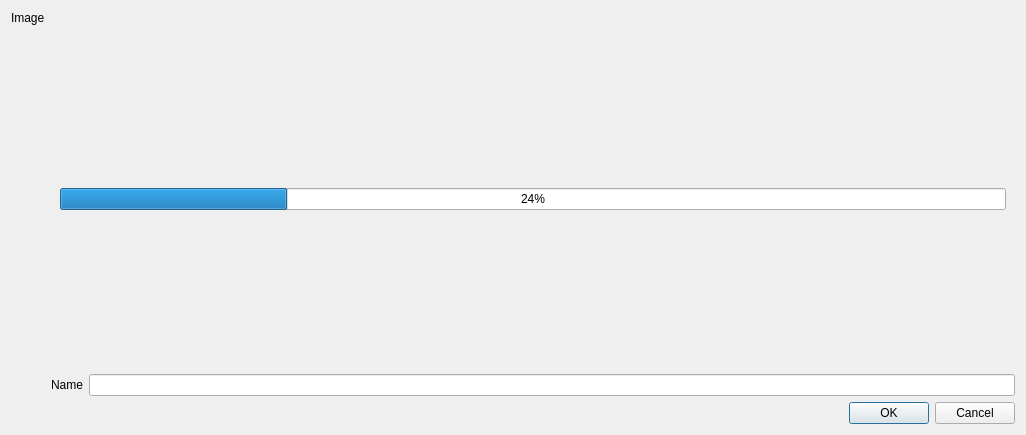
runelabs/qtcreator-plugin-ubuntu, file src/ubuntu/ubuntucreatenewchrootdialog.ui: the form before one commit.
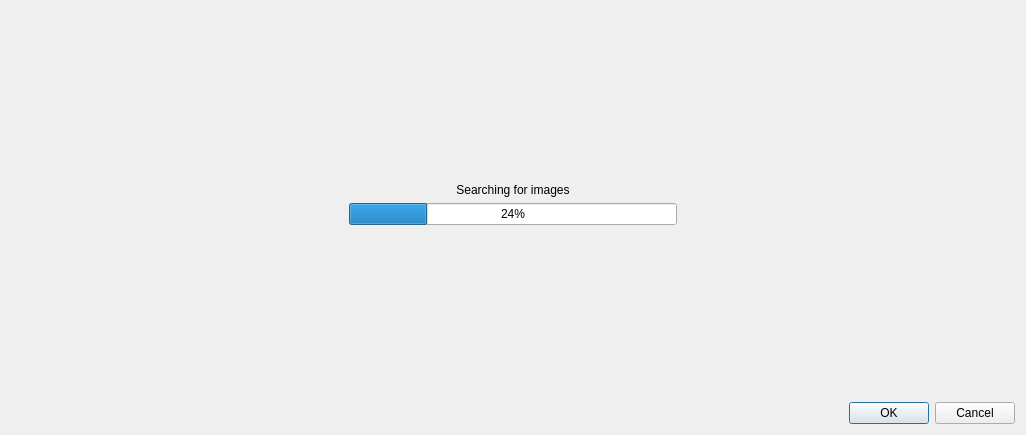
The form after the commit. The open tabs and pages were chosen to show the change. Custom widgets are drawn as their Qt base class.

Diff of the .ui file:
```diff
--- a/src/ubuntu/ubuntucreatenewchrootdialog.ui
+++ b/src/ubuntu/ubuntucreatenewchrootdialog.ui
@@ -14,44 +14,24 @@
    <string>Dialog</string>
   </property>
   <layout class="QGridLayout" name="gridLayout">
-   <item row="3" column="1" colspan="2">
-    <widget class="QDialogButtonBox" name="buttonBox">
-     <property name="orientation">
-      <enum>Qt::Horizontal</enum>
-     </property>
-     <property name="standardButtons">
-      <set>QDialogButtonBox::Cancel|QDialogButtonBox::Ok</set>
-     </property>
-    </widget>
-   </item>
-   <item row="2" column="1">
-    <widget class="QLabel" name="label_3">
-     <property name="text">
-      <string>Name</string>
-     </property>
-    </widget>
-   </item>
-   <item row="0" column="0">
-    <widget class="QLabel" name="label">
-     <property name="text">
-      <string>Image</string>
-     </property>
-     <property name="alignment">
-      <set>Qt::AlignLeading|Qt::AlignLeft|Qt::AlignTop</set>
-     </property>
-    </widget>
-   </item>
-   <item row="2" column="2">
-    <widget class="QLineEdit" name="lineEditName"/>
-   </item>
-   <item row="1" column="1" colspan="2">
+   <item row="0" column="0" colspan="2">
     <widget class="QStackedWidget" name="stackedWidget">
      <property name="currentIndex">
       <number>0</number>
      </property>
      <widget class="QWidget" name="page">
-      <layout class="QVBoxLayout" name="verticalLayout">
-       <item>
+      <layout class="QGridLayout" name="gridLayout_2">
+       <item row="0" column="0">
+        <widget class="QLabel" name="label">
+         <property name="text">
+          <string>Image</string>
+         </property>
+         <property name="alignment">
+          <set>Qt::AlignLeading|Qt::AlignLeft|Qt::AlignTop</set>
+         </property>
+        </widget>
+       </item>
+       <item row="0" column="1">
         <widget class="QTreeWidget" name="treeWidgetImages">
          <column>
           <property name="text">
@@ -90,17 +70,96 @@
          </column>
         </widget>
        </item>
+       <item row="1" column="0">
+        <widget class="QLabel" name="label_3">
+         <property name="text">
+          <string>Name</string>
+         </property>
+        </widget>
+       </item>
+       <item row="1" column="1">
+        <widget class="Utils::FancyLineEdit" name="lineEditName"/>
+       </item>
       </layout>
      </widget>
      <widget class="QWidget" name="loadingPage">
       <layout class="QVBoxLayout" name="verticalLayout_2">
        <item>
-        <widget class="QProgressBar" name="progressBar">
-         <property name="value">
-          <number>24</number>
+        <spacer name="verticalSpacer_2">
+         <property name="orientation">
+          <enum>Qt::Vertical</enum>
+         </property>
+         <property name="sizeHint" stdset="0">
+          <size>
+           <width>20</width>
+           <height>40</height>
+          </size>
+         </property>
+        </spacer>
+       </item>
+       <item>
+        <widget class="QLabel" name="label_2">
+         <property name="text">
+          <string>Searching for images</string>
+         </property>
+         <property name="alignment">
+          <set>Qt::AlignCenter</set>
          </property>
         </widget>
        </item>
+       <item>
+        <layout class="QHBoxLayout" name="horizontalLayout_2">
+         <property name="spacing">
+          <number>6</number>
+         </property>
+         <item>
+          <spacer name="horizontalSpacer">
+           <property name="orientation">
+            <enum>Qt::Horizontal</enum>
+           </property>
+           <property name="sizeHint" stdset="0">
+            <size>
+             <width>40</width>
+             <height>20</height>
+            </size>
+           </property>
+          </spacer>
+         </item>
+         <item>
+          <widget class="QProgressBar" name="progressBar">
+           <property name="value">
+            <number>24</number>
+           </property>
+          </widget>
+         </item>
+         <item>
+          <spacer name="horizontalSpacer_2">
+           <property name="orientation">
+            <enum>Qt::Horizontal</enum>
+           </property>
+           <property name="sizeHint" stdset="0">
+            <size>
+             <width>40</width>
+             <height>20</height>
+            </size>
+           </property>
+          </spacer>
+         </item>
+        </layout>
+       </item>
+       <item>
+        <spacer name="verticalSpacer">
+         <property name="orientation">
+          <enum>Qt::Vertical</enum>
+         </property>
+         <property name="sizeHint" stdset="0">
+          <size>
+           <width>20</width>
+           <height>40</height>
+          </size>
+         </property>
+        </spacer>
+       </item>
       </layout>
      </widget>
      <widget class="QWidget" name="errorPage">
@@ -119,8 +178,25 @@
      </widget>
     </widget>
    </item>
+   <item row="1" column="0" colspan="2">
+    <widget class="QDialogButtonBox" name="buttonBox">
+     <property name="orientation">
+      <enum>Qt::Horizontal</enum>
+     </property>
+     <property name="standardButtons">
+      <set>QDialogButtonBox::Cancel|QDialogButtonBox::Ok</set>
+     </property>
+    </widget>
+   </item>
   </layout>
  </widget>
+ <customwidgets>
+  <customwidget>
+   <class>Utils::FancyLineEdit</class>
+   <extends>QLineEdit</extends>
+   <header location="global">utils/fancylineedit.h</header>
+  </customwidget>
+ </customwidgets>
  <resources/>
  <connections>
   <connection>
```
Left out of the diff: 5 changed lines with no effect on the pictures.
